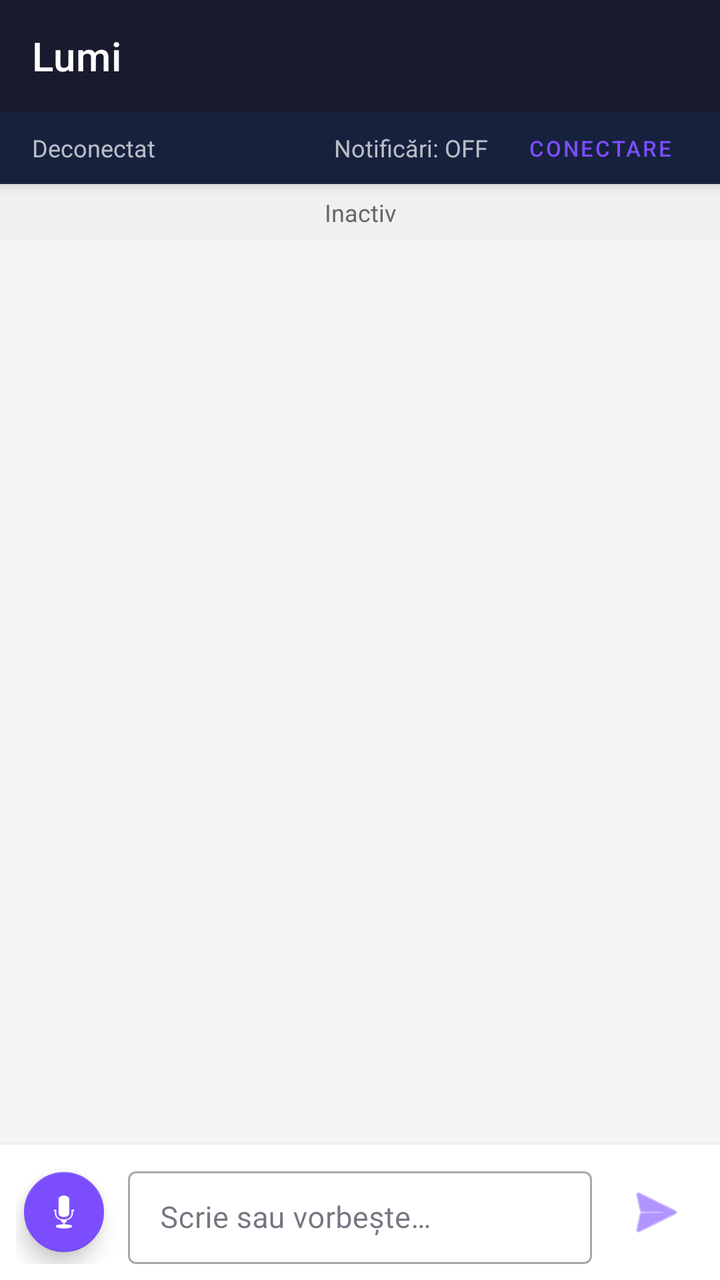
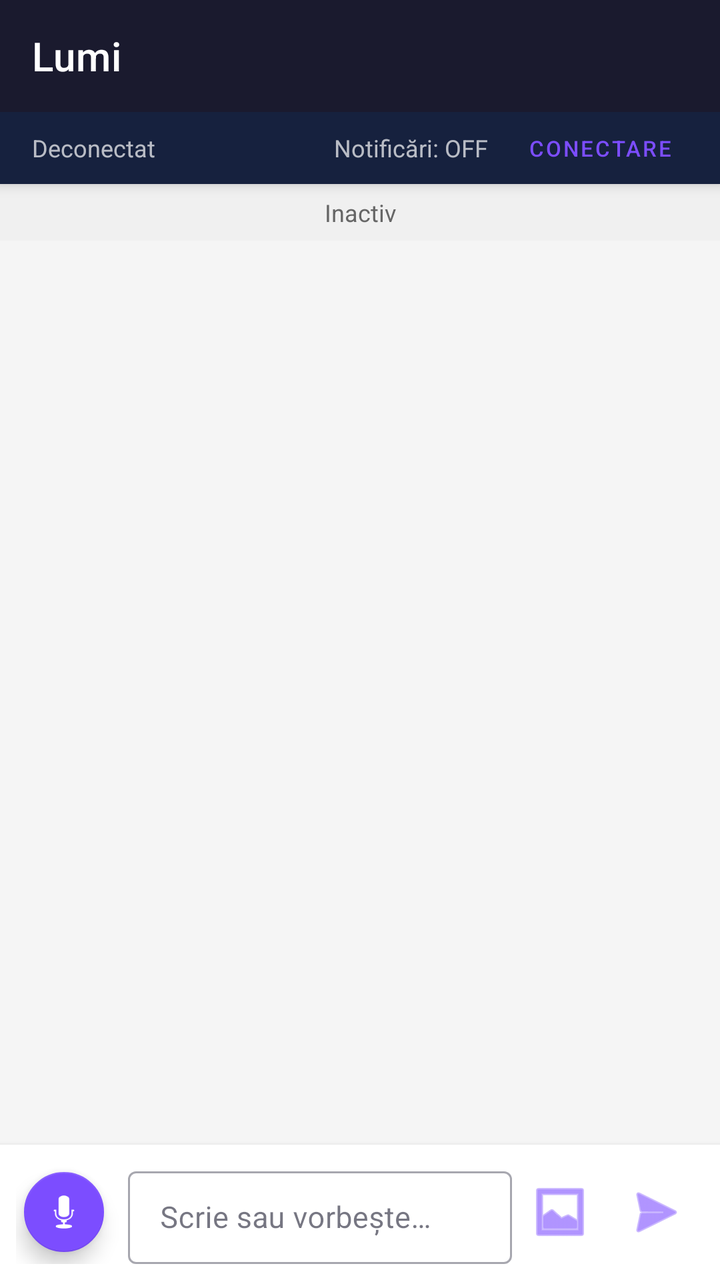

Before-and-after screenshots of an Android layout around one commit, followed by the original layout XML and the change that was made.
<!-- AndroidManifest.xml: application theme Theme.Lumi -->
<!-- res/layout/activity_main.xml -->
<?xml version="1.0" encoding="utf-8"?>
<androidx.coordinatorlayout.widget.CoordinatorLayout
    xmlns:android="http://schemas.android.com/apk/res/android"
    xmlns:app="http://schemas.android.com/apk/res-auto"
    android:layout_width="match_parent"
    android:layout_height="match_parent"
    android:background="@color/bg_main">

    <com.google.android.material.appbar.AppBarLayout
        android:id="@+id/appBarLayout"
        android:layout_width="match_parent"
        android:layout_height="wrap_content"
        android:theme="@style/ThemeOverlay.MaterialComponents.Dark.ActionBar">

        <androidx.appcompat.widget.Toolbar
            android:id="@+id/toolbar"
            android:layout_width="match_parent"
            android:layout_height="?attr/actionBarSize"
            android:background="@color/primary"
            app:title="Lumi"
            app:titleTextColor="@color/white"/>

        
        <LinearLayout
            android:layout_width="match_parent"
            android:layout_height="36dp"
            android:background="@color/primary_dark"
            android:gravity="center_vertical"
            android:orientation="horizontal"
            android:paddingStart="16dp"
            android:paddingEnd="16dp">

            <TextView
                android:id="@+id/tvBtStatus"
                android:layout_width="0dp"
                android:layout_height="wrap_content"
                android:layout_weight="1"
                android:text="Deconectat"
                android:textColor="@color/white_70"
                android:textSize="12sp"/>

            <TextView
                android:id="@+id/tvNotifStatus"
                android:layout_width="wrap_content"
                android:layout_height="wrap_content"
                android:layout_marginEnd="12dp"
                android:text="Notificări: OFF"
                android:textColor="@color/white_70"
                android:textSize="12sp"/>

            <Button
                android:id="@+id/btnConnect"
                style="@style/Widget.MaterialComponents.Button.TextButton"
                android:layout_width="wrap_content"
                android:layout_height="28dp"
                android:minHeight="0dp"
                android:paddingTop="0dp"
                android:paddingBottom="0dp"
                android:text="Conectare"
                android:textColor="@color/accent"
                android:textSize="11sp"/>

        </LinearLayout>

    </com.google.android.material.appbar.AppBarLayout>

    
    <LinearLayout
        android:layout_width="match_parent"
        android:layout_height="match_parent"
        android:orientation="vertical"
        app:layout_behavior="@string/appbar_scrolling_view_behavior">

        
        <ProgressBar
            android:id="@+id/progressBar"
            style="?android:attr/progressBarStyleHorizontal"
            android:layout_width="match_parent"
            android:layout_height="3dp"
            android:indeterminate="true"
            android:visibility="gone"
            android:progressTint="@color/accent"/>

        
        <TextView
            android:id="@+id/tvStatus"
            android:layout_width="match_parent"
            android:layout_height="wrap_content"
            android:background="@color/status_bg"
            android:gravity="center"
            android:padding="6dp"
            android:text="Inactiv"
            android:textColor="@color/text_secondary"
            android:textSize="12sp"
            android:visibility="visible"/>

        
        <androidx.recyclerview.widget.RecyclerView
            android:id="@+id/rvMessages"
            android:layout_width="match_parent"
            android:layout_height="0dp"
            android:layout_weight="1"
            android:clipToPadding="false"
            android:paddingTop="8dp"
            android:paddingBottom="8dp"
            android:scrollbars="vertical"/>

        
        <LinearLayout
            android:layout_width="match_parent"
            android:layout_height="wrap_content"
            android:background="@color/input_bg"
            android:elevation="4dp"
            android:gravity="center_vertical"
            android:orientation="horizontal"
            android:padding="8dp">

            <com.google.android.material.floatingactionbutton.FloatingActionButton
                android:id="@+id/fabMic"
                android:layout_width="wrap_content"
                android:layout_height="wrap_content"
                android:layout_marginEnd="8dp"
                android:contentDescription="Microfon"
                android:src="@android:drawable/ic_btn_speak_now"
                app:backgroundTint="@color/accent"
                app:fabSize="mini"
                app:tint="@color/white"/>

            <com.google.android.material.textfield.TextInputLayout
                android:layout_width="0dp"
                android:layout_height="wrap_content"
                android:layout_weight="1"
                style="@style/Widget.MaterialComponents.TextInputLayout.OutlinedBox.Dense">

                <com.google.android.material.textfield.TextInputEditText
                    android:id="@+id/etInput"
                    android:layout_width="match_parent"
                    android:layout_height="wrap_content"
                    android:hint="Scrie sau vorbește…"
                    android:inputType="textMultiLine|textCapSentences"
                    android:maxLines="4"
                    android:textColor="#000000"
                    android:textColorHint="#888888"
                    android:textSize="15sp"/>

            </com.google.android.material.textfield.TextInputLayout>

            <ImageButton
                android:id="@+id/btnSend"
                android:layout_width="48dp"
                android:layout_height="48dp"
                android:layout_marginStart="8dp"
                android:background="?attr/selectableItemBackgroundBorderless"
                android:contentDescription="Trimite"
                android:src="@android:drawable/ic_menu_send"
                app:tint="@color/accent"/>

        </LinearLayout>

    </LinearLayout>

</androidx.coordinatorlayout.widget.CoordinatorLayout>
<!-- resources referenced by this layout -->
<resources>
  <color name="accent">#7C4DFF</color>
  <color name="bg_main">#F5F5F5</color>
  <color name="input_bg">#FFFFFF</color>
  <color name="primary">#1A1A2E</color>
  <color name="primary_dark">#16213E</color>
  <color name="status_bg">#F0F0F0</color>
  <color name="text_secondary">#666666</color>
  <color name="white">#FFFFFF</color>
  <color name="white_70">#B3FFFFFF</color>
  <style name="Theme.Lumi" parent="Theme.MaterialComponents.Light.NoActionBar">
          <item name="colorPrimary">@color/primary</item>
          <item name="colorPrimaryVariant">@color/primary_dark</item>
          <item name="colorSecondary">@color/accent</item>
          <item name="colorOnPrimary">@color/white</item>
          <item name="colorOnBackground">@color/text_primary</item>
          <item name="colorOnSurface">@color/text_primary</item>
          <item name="android:textColor">@color/text_primary</item>
          <item name="android:editTextColor">@color/text_primary</item>
          <item name="android:statusBarColor">@color/primary_dark</item>
          <item name="android:navigationBarColor">@color/primary</item>
      </style>
  <color name="text_primary">#1A1A2E</color>
</resources>

<!-- the commit's change to res/layout/activity_main.xml (unified diff, before → after) -->
@@ -146,10 +146,29 @@
             </com.google.android.material.textfield.TextInputLayout>
 
             <ImageButton
+                android:id="@+id/btnAttach"
+                android:layout_width="40dp"
+                android:layout_height="40dp"
+                android:layout_marginStart="4dp"
+                android:background="?attr/selectableItemBackgroundBorderless"
+                android:contentDescription="Atașează imagine"
+                android:src="@android:drawable/ic_menu_gallery"
+                app:tint="@color/accent"/>
+
+            <ImageView
+                android:id="@+id/ivAttachedPreview"
+                android:layout_width="40dp"
+                android:layout_height="40dp"
+                android:layout_marginStart="4dp"
+                android:contentDescription="Previzualizare imagine"
+                android:scaleType="centerCrop"
+                android:visibility="gone"/>
+
+            <ImageButton
                 android:id="@+id/btnSend"
                 android:layout_width="48dp"
                 android:layout_height="48dp"
-                android:layout_marginStart="8dp"
+                android:layout_marginStart="4dp"
                 android:background="?attr/selectableItemBackgroundBorderless"
                 android:contentDescription="Trimite"
                 android:src="@android:drawable/ic_menu_send"
